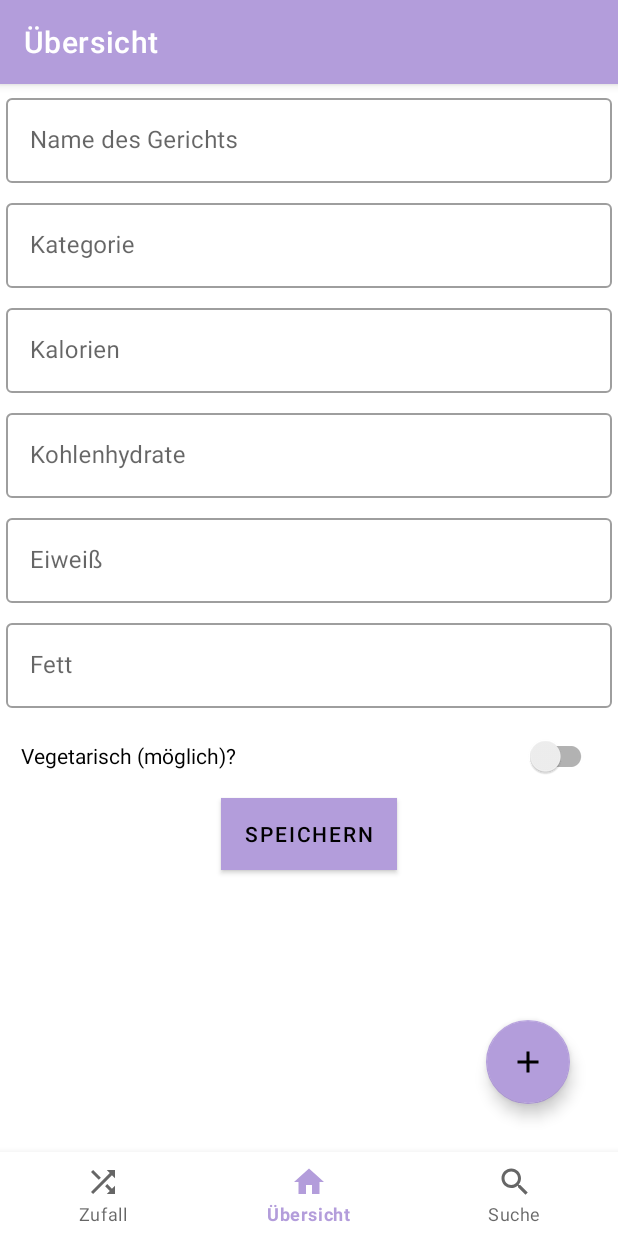
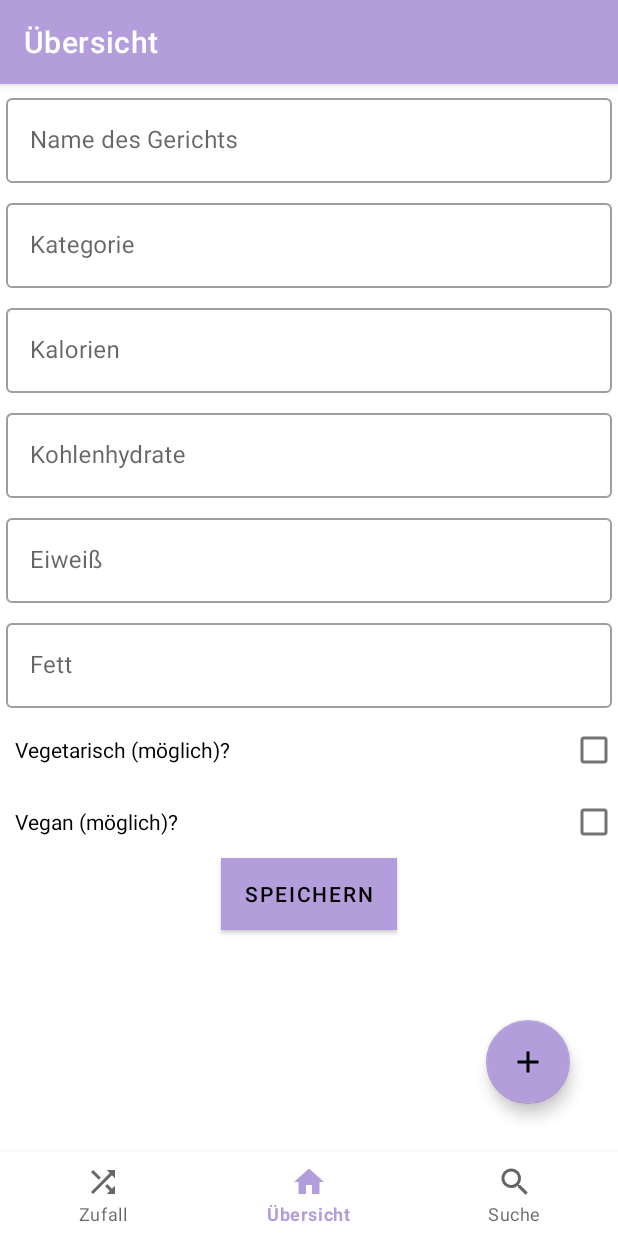
Before and after one commit to nikschen/Food-O-Mat, an Android app: the fragment AddOrUpdateMealFragment placed in its activity, on a phone screen of 412 x 824 dp. Run offline under Robolectric (Android 15) with nearby library versions, the phone set to English and light mode, and no system bars; our stand-ins replace navigation-ui; 2 statements that could not run were skipped.

Commit message:
viewModel gefixed + checkboxen für veggie und vegan

```diff
--- a/app/src/main/res/layout/fragment_add_or_update_meal.xml
+++ b/app/src/main/res/layout/fragment_add_or_update_meal.xml
@@ -54,7 +54,8 @@
             android:id="@+id/calories"
             android:layout_width="match_parent"
             android:layout_height="match_parent"
-            android:inputType="textAutoComplete"
+            android:inputType="numberDecimal"
+            android:digits="0123456789.,"
             android:singleLine="true" />
     </com.google.android.material.textfield.TextInputLayout>
 
@@ -71,7 +72,8 @@
             android:id="@+id/carbohydrates"
             android:layout_width="match_parent"
             android:layout_height="match_parent"
-            android:inputType="textAutoComplete"
+            android:inputType="numberDecimal"
+            android:digits="0123456789.,"
             android:singleLine="true" />
     </com.google.android.material.textfield.TextInputLayout>
 
@@ -88,7 +90,8 @@
             android:id="@+id/proteins"
             android:layout_width="match_parent"
             android:layout_height="match_parent"
-            android:inputType="textAutoComplete"
+            android:inputType="numberDecimal"
+            android:digits="0123456789.,"
             android:singleLine="true" />
     </com.google.android.material.textfield.TextInputLayout>
 
@@ -105,19 +108,29 @@
             android:id="@+id/fats"
             android:layout_width="match_parent"
             android:layout_height="match_parent"
-            android:inputType="textAutoComplete"
-            android:singleLine="true" />
+            android:inputType="numberDecimal"
+            android:digits="0123456789.,"
+            android:singleLine="true"/>
 
     </com.google.android.material.textfield.TextInputLayout>
 
-    <androidx.appcompat.widget.SwitchCompat
-        android:id="@+id/veggieSwitch"
+    <CheckBox
+        android:id="@+id/veggieCheckbox"
         android:layout_width="match_parent"
         android:layout_height="wrap_content"
-        android:layout_margin="4dp"
+        android:layoutDirection="rtl"
         android:paddingHorizontal="10dp"
         android:text="@string/new_isVeggie"
-        android:textAlignment="viewStart" />
+        android:textAlignment="viewEnd"/>
+
+    <CheckBox
+        android:id="@+id/veganCheckbox"
+        android:layout_width="match_parent"
+        android:layout_height="wrap_content"
+        android:layoutDirection="rtl"
+        android:paddingHorizontal="10dp"
+        android:text="@string/new_isVegan"
+        android:textAlignment="viewEnd"/>
 
     <Button
         android:id="@+id/saveMealButton"
@@ -125,7 +138,7 @@
         android:layout_height="wrap_content"
         android:layout_gravity="center_horizontal"
         android:background="@color/secondaryColor"
-        android:text="@string/save_meal_button_text" />
+        android:text="@string/save_meal_button_text"/>
 
 
 </LinearLayout>
```
Also changed, not shown: app/src/main/java/com/fourquestionmarks/food_o_mat/ui/AddOrUpdateMealFragment.kt (+21 -18 lines).
